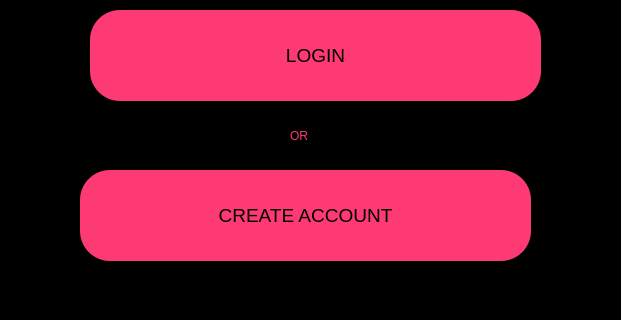
First picture: the form in Welcome.ui, repository TheModel/Match-Making-Application, before the edit; both pictures show x 290 to 911 and y 480 to 800 of the 1200 by 800 pixel window.
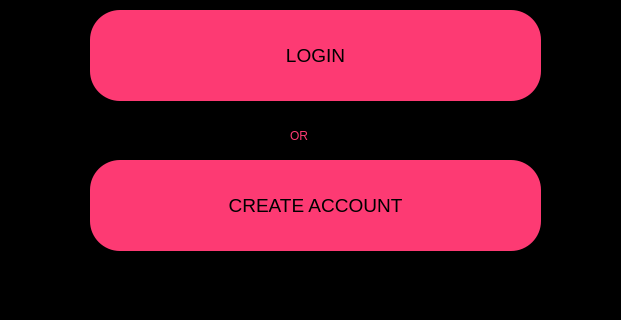
Second picture: the form after the edit. Icons and pictures are not drawn.

Patch:
```diff
--- a/Welcome.ui
+++ b/Welcome.ui
@@ -97,8 +97,8 @@
    <widget class="QPushButton" name="CreateAccount_pushButton">
     <property name="geometry">
      <rect>
-      <x>370</x>
-      <y>650</y>
+      <x>380</x>
+      <y>640</y>
       <width>451</width>
       <height>91</height>
      </rect>
```
